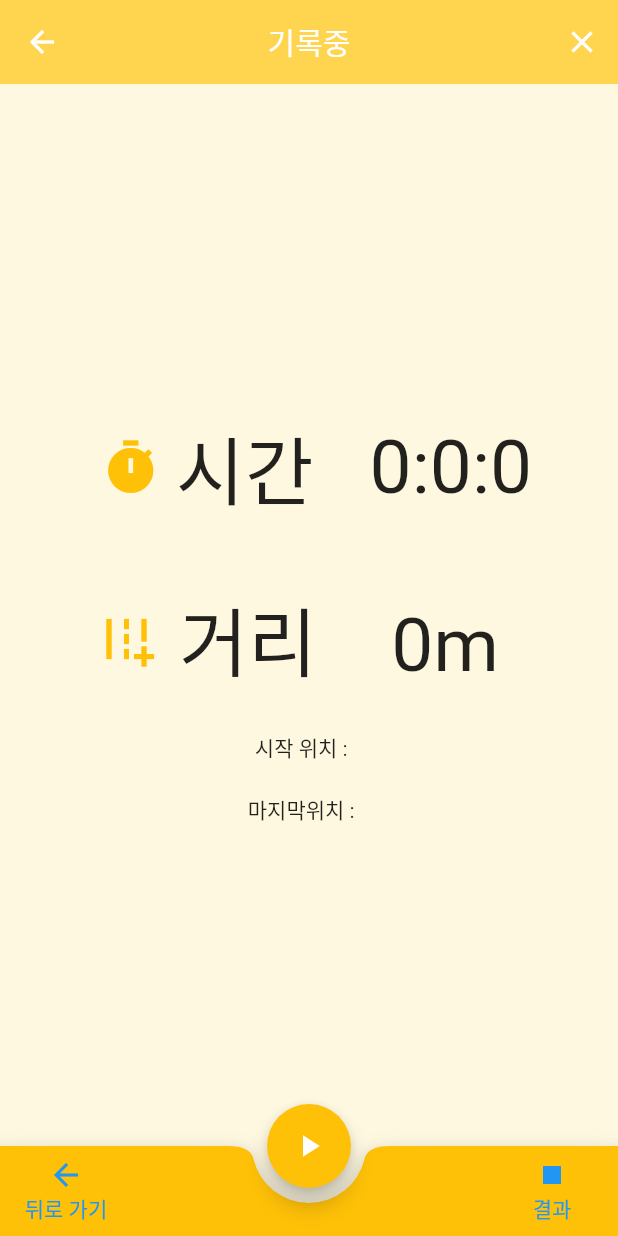
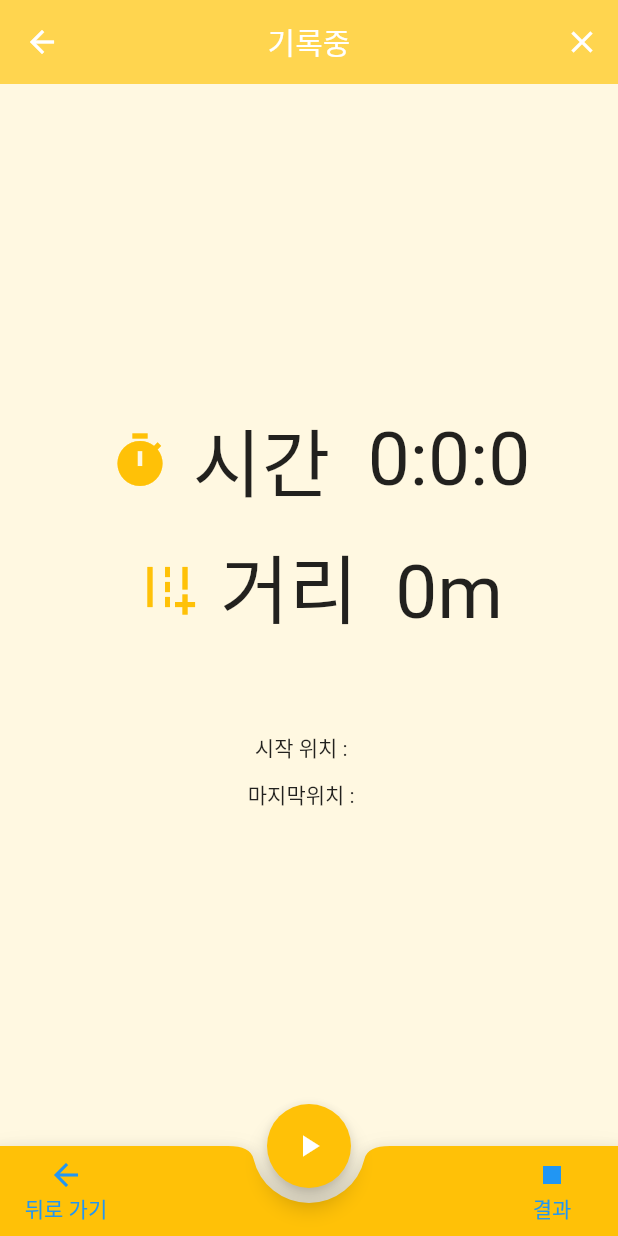
Before and after one commit to 2blue-99/FlutterTeamProject, a Flutter app: the Recoding screen opened directly with empty values, on a phone screen of 412 x 824 dp. Run offline on Flutter 3.47's test engine with Material 2 defaults, Android fonts, the phone set to English and light mode, and no system bars; our stand-ins replace geolocator, latlong, lottie.

Commit message:
2205291425

```diff
--- a/lib/Recoding.dart
+++ b/lib/Recoding.dart
@@ -84,41 +84,19 @@ class _RecodingState extends State<Recoding> {
       gap3 = position.latitude;
       gap4 = position.longitude;
       print("start : $gap3 $gap4");
+      pointToPoint();
     });
   }
 
   void pointToPoint() {
-    Timer(Duration(seconds: 1), () {
-      dynamic km = distance.as(
-          LengthUnit.Meter, LatLng(gap1, gap3),
-          LatLng(gap2, gap4));
-      setState((){
-        hap = km;
-      });
+    // print("@@@@@longitude ${gap1}, latitude ${gap2}, longitude ${gap3},  latitude ${gap4}");
+    dynamic km = Geolocator.distanceBetween(gap2, gap1, gap4, gap3);
+    // dynamic km = distance.as(
+    //     LengthUnit.Meter, LatLng(gap1, gap3), LatLng(gap2, gap4));
+    setState(() {
+      hap = km.toStringAsFixed(1);
     });
   }
-
-  // void keepGetLocation() async {
-  //   while(true) {
-  //     if (_isPlaying == false){
-  //       break;
-  //     }
-  //     sleep(const Duration(seconds:2));
-  //     LocationPermission permission = await Geolocator.requestPermission();
-  //     Position position = await Geolocator.
-  //     getCurrentPosition(desiredAccuracy: LocationAccuracy.high);
-  //     gap3 = position.latitude;
-  //     gap4 = position.longitude;
-  //     result = pointToPoint(gap1, gap3, gap2, gap4);
-  //     if (result<=1){
-  //       result=0;
-  //     }
-  //     hap = hap + result;
-  //     count++;
-  //     gap1 = gap3;
-  //     gap2 = gap4;
-  //   }
-  // }
 
 
 
@@ -182,7 +160,6 @@ class _RecodingState extends State<Recoding> {
                 children: [
                   MaterialButton(
                     onPressed: () {
-                      // print("시간입니다. ${_time ~/ 100}");
                       print("$sec,$minute,$hour");
                       Navigator.push(
                         context,
@@ -221,22 +198,22 @@ class _RecodingState extends State<Recoding> {
 
     return Center(
       child: Padding(
-        padding: const EdgeInsets.all(40),
+        padding: const EdgeInsets.all(10),
         child: Column(
           mainAxisAlignment: MainAxisAlignment.center,
           children: <Widget>[
             Padding(
-              padding: const EdgeInsets.all(15.0),
+              padding: const EdgeInsets.all(0),
               child: Row(
                 mainAxisAlignment: MainAxisAlignment.spaceEvenly,
 
                 children: <Widget>[Column(children: [
                   Row(children: [
                     Padding(
-                      padding: const EdgeInsets.all(10.0),
+                      padding: const EdgeInsets.all(15.0),
                       child: const Icon(Icons.timer, color: Colors.amber, size: 40,),
                     ),
-                    Text("시간   ",style: TextStyle(fontSize: 50),),
+                    Text("시간  ",style: TextStyle(fontSize: 50),),
                     Text(
                       '$hour',
                       style: TextStyle(fontSize: 50),
@@ -261,18 +238,15 @@ class _RecodingState extends State<Recoding> {
                 mainAxisAlignment: MainAxisAlignment.center,
                 children: [
                   Padding(
-                    padding: const EdgeInsets.all(0.0),
+                    padding: const EdgeInsets.all(15.0),
                     child: const Icon(Icons.add_road, color: Colors.amber, size: 40,),
                   ),
-                  Padding(
-                    padding: const EdgeInsets.all(15.0),
-                    child: Text("거리    ${hap}m",style: TextStyle(fontSize: 50),),
-                  ),
+                  Text("거리  ${hap}m",style: TextStyle(fontSize: 50),),
                 ],
               ),
             ),
             Padding(
-              padding: const EdgeInsets.all(10.0),
+              padding: const EdgeInsets.fromLTRB(0.0, 60, 0.0, 0.0),
               child: Text("시작 위치 : $gap1  $gap2"),
             ),
             Padding(
@@ -292,7 +266,6 @@ class _RecodingState extends State<Recoding> {
       if(_time != 0){
         _reset();
       }
-      // _reset();
       _icon = Icons.pause;
       _color = Colors.grey;
       _start();
@@ -304,7 +277,7 @@ class _RecodingState extends State<Recoding> {
       _color = Colors.amber;
       _pause();
       endGetLocation();
-      pointToPoint();
+      // pointToPoint();
       // nowTime = _time;/
       // gap3 = now1;
       // gap4 = now2;
```
Also changed, not shown: lib/Result.dart (+19 -35 lines), 4 other files.
